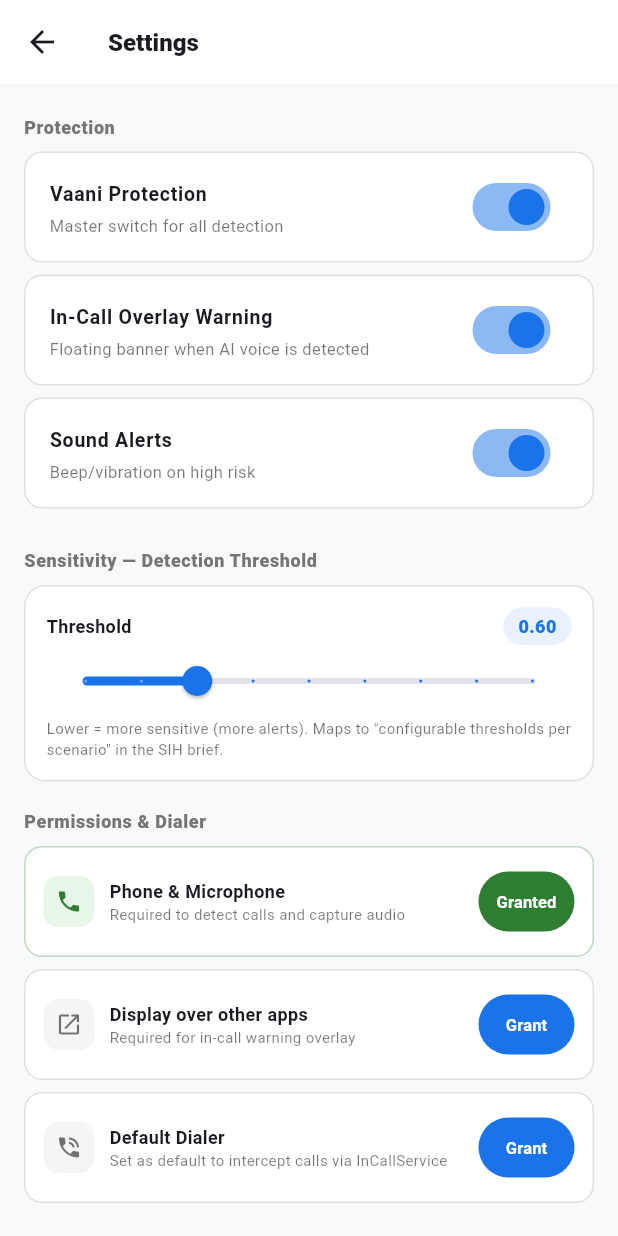
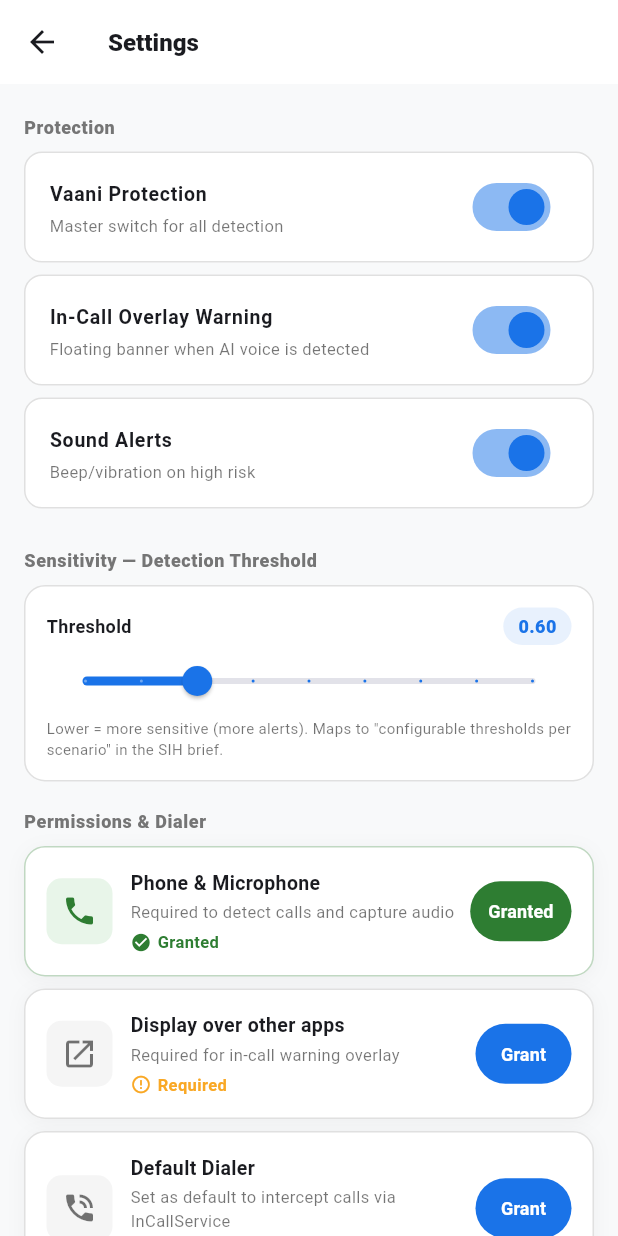
Before and after one commit to VexBane777/Smart_India_Hackathon, a Flutter app: the SettingsScreen screen opened directly, on a phone screen of 412 x 824 dp. Run offline on Flutter 3.47's test engine with Material 3 defaults, Android fonts, the phone set to English and light mode, and no system bars; our stand-ins replace flutter_local_notifications, percent_indicator, permission_handler, shared_preferences; missing offline and left inert: tflite_flutter; accounts and stored records are empty.

Commit message:
fix(voice_guard): guard logs empty-state pop, wire up PermissionCard
- logs_screen: only show "Back to Home" when there's actually a route
  to pop (screen doubles as a bottom-nav tab with no stack to pop).
- settings_screen: replace the duplicated inline _permTile with the
  existing PermissionCard widget, which was defined but unused.

Co-Authored-By: Claude Sonnet 5 <noreply@anthropic.com>
Claude-Session: https://claude.ai/code/session_0156kc5HXEsCbbZdQMtLejDC

```diff
--- a/voice_guard/lib/screens/logs_screen.dart
+++ b/voice_guard/lib/screens/logs_screen.dart
@@ -30,8 +30,10 @@ class LogsScreen extends StatelessWidget {
                 const SizedBox(height: 4),
                 Text('Risk events from live calls will appear here.\nOnly metadata is stored — no raw audio.',
                     textAlign: TextAlign.center, style: TextStyle(fontSize: 11, color: Colors.black.withValues(alpha: 0.5), height: 1.4)),
-                const SizedBox(height: 14),
-                OutlinedButton(onPressed: () => Navigator.pop(context), child: const Text('Back to Home')),
+                if (Navigator.canPop(context)) ...[
+                  const SizedBox(height: 14),
+                  OutlinedButton(onPressed: () => Navigator.pop(context), child: const Text('Back to Home')),
+                ],
               ]))
           : ListView.separated(
               padding: const EdgeInsets.all(12),
--- a/voice_guard/lib/screens/settings_screen.dart
+++ b/voice_guard/lib/screens/settings_screen.dart
@@ -4,6 +4,7 @@ import '../providers/settings_provider.dart';
 import '../services/call_service.dart';
 import '../utils/constants.dart';
 import '../utils/permissions.dart';
+import '../widgets/permission_card.dart';
 
 class SettingsScreen extends StatefulWidget {
   const SettingsScreen({super.key});
@@ -60,11 +61,11 @@ class _SettingsScreenState extends State<SettingsScreen> {
         ),
         const SizedBox(height: 14),
         _section('Permissions & Dialer'),
-        _permTile(icon: Icons.phone, title: 'Phone & Microphone', subtitle: 'Required to detect calls and capture audio', granted: _hasPhonePerms, onTap: () async { await PermissionHelper.requestPhonePermissions(); _refresh(); }),
+        PermissionCard(icon: Icons.phone, title: 'Phone & Microphone', subtitle: 'Required to detect calls and capture audio', granted: _hasPhonePerms, actionLabel: _hasPhonePerms ? 'Granted' : 'Grant', onAction: () async { await PermissionHelper.requestPhonePermissions(); _refresh(); }),
         const SizedBox(height: 8),
-        _permTile(icon: Icons.open_in_new, title: 'Display over other apps', subtitle: 'Required for in-call warning overlay', granted: _hasOverlay, onTap: () async { await CallService().requestOverlayPermission(); _refresh(); }),
+        PermissionCard(icon: Icons.open_in_new, title: 'Display over other apps', subtitle: 'Required for in-call warning overlay', granted: _hasOverlay, actionLabel: _hasOverlay ? 'Granted' : 'Grant', onAction: () async { await CallService().requestOverlayPermission(); _refresh(); }),
         const SizedBox(height: 8),
-        _permTile(icon: Icons.phone_in_talk, title: 'Default Dialer', subtitle: _isDefaultDialer ? '${AppConstants.appName} is your default dialer' : 'Set as default to intercept calls via InCallService', granted: _isDefaultDialer, onTap: () async { await CallService().setAsDefaultDialer(); _refresh(); }),
+        PermissionCard(icon: Icons.phone_in_talk, title: 'Default Dialer', subtitle: _isDefaultDialer ? '${AppConstants.appName} is your default dialer' : 'Set as default to intercept calls via InCallService', granted: _isDefaultDialer, actionLabel: _isDefaultDialer ? 'Granted' : 'Grant', onAction: () async { await CallService().setAsDefaultDialer(); _refresh(); }),
         const SizedBox(height: 14),
         _section('Privacy & Compliance'),
         Container(
@@ -113,15 +114,4 @@ class _SettingsScreenState extends State<SettingsScreen> {
         decoration: BoxDecoration(color: Colors.white, borderRadius: BorderRadius.circular(12), border: Border.all(color: Colors.black12)),
         child: SwitchListTile(value: value, onChanged: onChanged, title: Text(title, style: const TextStyle(fontSize: 13, fontWeight: FontWeight.w700)), subtitle: Text(sub, style: const TextStyle(fontSize: 11, color: Colors.black54)), activeThumbColor: AppColors.primary),
       );
-  Widget _permTile({required IconData icon, required String title, required String subtitle, required bool granted, required VoidCallback onTap}) => Container(
-        padding: const EdgeInsets.all(12),
-        decoration: BoxDecoration(color: Colors.white, borderRadius: BorderRadius.circular(12), border: Border.all(color: granted ? AppColors.verified.withValues(alpha: 0.3) : Colors.black12)),
-        child: Row(children: [
-          Container(padding: const EdgeInsets.all(8), decoration: BoxDecoration(color: granted ? AppColors.verifiedBg : const Color(0xFFF5F5F5), borderRadius: BorderRadius.circular(10)), child: Icon(icon, size: 18, color: granted ? AppColors.verified : Colors.black54)),
-          const SizedBox(width: 10),
-          Expanded(child: Column(crossAxisAlignment: CrossAxisAlignment.start, children: [Text(title, style: const TextStyle(fontSize: 12, fontWeight: FontWeight.w700)), Text(subtitle, style: const TextStyle(fontSize: 10, color: Colors.black54), maxLines: 2)])),
-          const SizedBox(width: 8),
-          FilledButton(onPressed: onTap, style: FilledButton.styleFrom(backgroundColor: granted ? AppColors.verified : AppColors.primary, padding: const EdgeInsets.symmetric(horizontal: 10, vertical: 6)), child: Text(granted ? 'Granted' : 'Grant', style: const TextStyle(fontSize: 11, fontWeight: FontWeight.w700))),
-        ]),
-      );
 }
```
